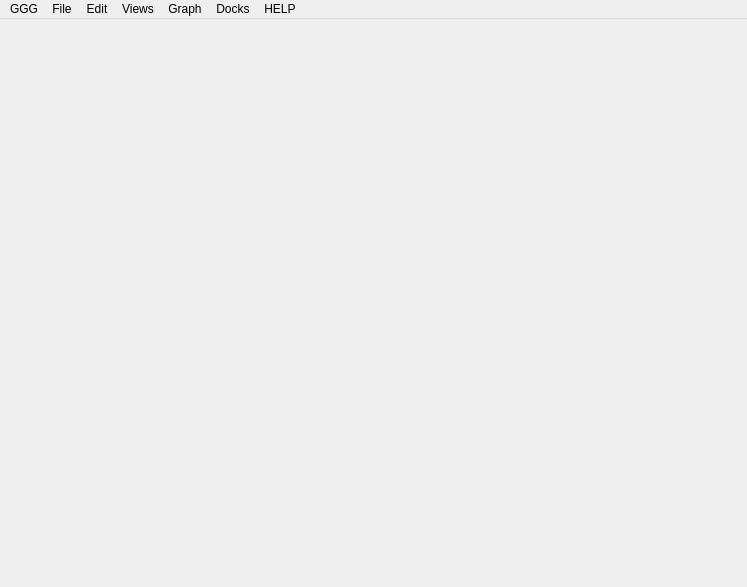
This is src/Ui_Files/main_window.ui in austinmcano/GeorgeGroupGui as Qt 5 draws it before an edit. The edited form follows.
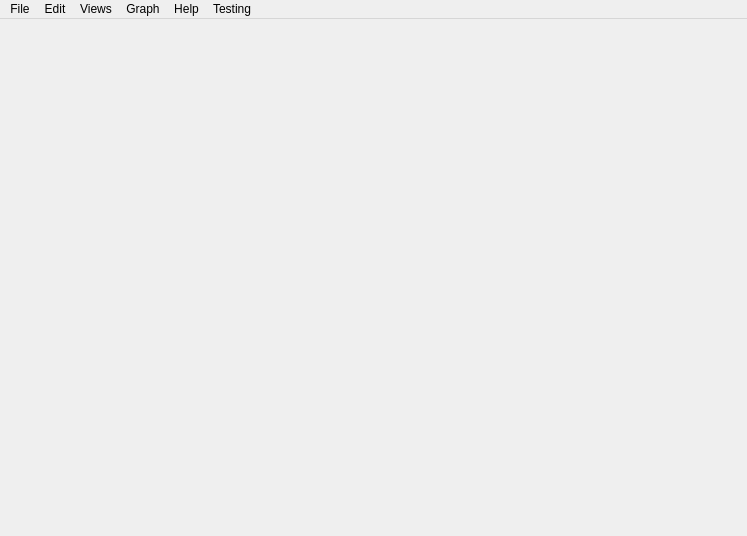
This is the edited form.

Patch:
```diff
--- a/src/Ui_Files/main_window.ui
+++ b/src/Ui_Files/main_window.ui
@@ -7,7 +7,7 @@
     <x>0</x>
     <y>0</y>
     <width>747</width>
-    <height>587</height>
+    <height>536</height>
    </rect>
   </property>
   <property name="windowTitle">
@@ -97,23 +97,11 @@
     <addaction name="actionSave_To_CSV"/>
     <addaction name="actionLegend_Toggle"/>
     <addaction name="actionSeaborn_Settings"/>
-   </widget>
-   <widget class="QMenu" name="menuGGG">
-    <property name="title">
-     <string>GGG</string>
-    </property>
-    <addaction name="actionSettings_5"/>
-   </widget>
-   <widget class="QMenu" name="menuDocks">
-    <property name="title">
-     <string>Docks</string>
-    </property>
-    <addaction name="actionProject_View"/>
-    <addaction name="actionSystem_View"/>
+    <addaction name="actionBar_Graph"/>
    </widget>
    <widget class="QMenu" name="menuHELP">
     <property name="title">
-     <string>HELP</string>
+     <string>Help</string>
     </property>
     <addaction name="separator"/>
     <addaction name="actionQCM_Help"/>
@@ -123,13 +111,18 @@
     <addaction name="separator"/>
     <addaction name="actionOther_Help"/>
    </widget>
-   <addaction name="menuGGG"/>
+   <widget class="QMenu" name="menuTesting">
+    <property name="title">
+     <string>Testing</string>
+    </property>
+    <addaction name="actionGraph_Test"/>
+   </widget>
    <addaction name="menuFile"/>
    <addaction name="menuEdit"/>
    <addaction name="menuViews"/>
    <addaction name="menuFigure"/>
-   <addaction name="menuDocks"/>
    <addaction name="menuHELP"/>
+   <addaction name="menuTesting"/>
   </widget>
   <action name="actionOpen_File">
    <property name="text">
```
Left out of the diff: 16 changed lines with no effect on the pictures.
